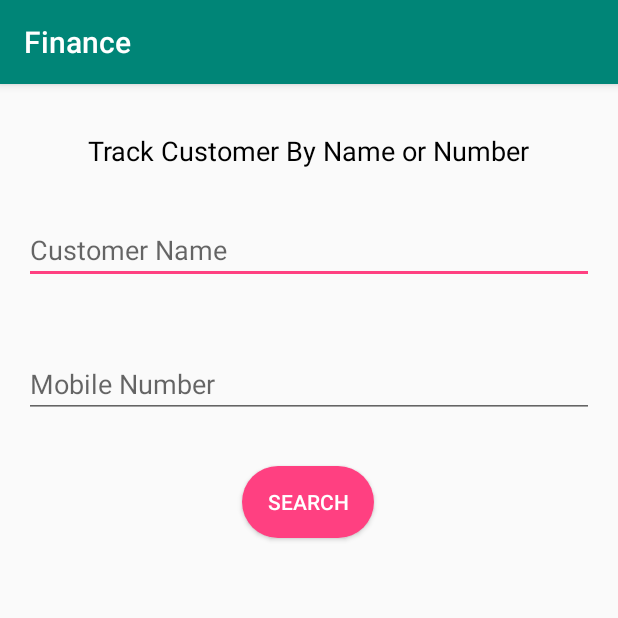
After one commit to anandh51295/Finance, an Android app: the FinduserActivity screen opened directly, with no data from a screen before it, on a phone screen of 412 x 824 dp, the top half of it. The commit adds this screen. Run offline under Robolectric (Android 15) with nearby library versions, the phone set to English and light mode, and no system bars; 1 statement that could not run was skipped.

Commit message:
customer track added and completed

```diff
--- /dev/null
+++ b/app/src/main/java/com/ingenioustechnologies/finance/FinduserActivity.java
@@ -0,0 +1,107 @@
+package com.ingenioustechnologies.finance;
+
+import android.content.Intent;
+import android.os.Bundle;
+import android.support.v7.app.AppCompatActivity;
+import android.view.View;
+import android.widget.ArrayAdapter;
+import android.widget.AutoCompleteTextView;
+import android.widget.Button;
+import android.widget.TextView;
+import android.widget.Toast;
+
+import com.ingenioustechnologies.finance.api.ApiClient;
+import com.ingenioustechnologies.finance.api.ApiInterface;
+import com.ingenioustechnologies.finance.model.CustomerRes;
+
+import java.util.ArrayList;
+
+import retrofit2.Call;
+import retrofit2.Callback;
+import retrofit2.Response;
+
+public class FinduserActivity extends AppCompatActivity {
+
+    AutoCompleteTextView tv1,tv2;
+    public static ApiInterface apiInterface;
+    TextView thead;
+    Button btn;
+    ArrayList<String> username;
+    ArrayList<String> usernumber;
+    String sel_name,sel_num;
+    @Override
+    protected void onCreate(Bundle savedInstanceState) {
+        super.onCreate(savedInstanceState);
+        setContentView(R.layout.activity_finduser);
+        apiInterface = ApiClient.getApiClient().create(ApiInterface.class);
+        tv1=findViewById(R.id.cac_txt);
+        tv2=findViewById(R.id.cac_number_txt);
+        thead=findViewById(R.id.cac_txt);
+        btn=findViewById(R.id.cac_btn);
+        username= new ArrayList<>();
+        usernumber=new ArrayList<>();
+        username.add("username");
+        usernumber.add("mobilenumber");
+        getdata();
+        ArrayAdapter<String> adapter = new ArrayAdapter<String>
+                (this,android.R.layout.select_dialog_item,username);
+        tv1.setThreshold(1);
+        tv1.setAdapter(adapter);
+
+        ArrayAdapter<String> adapter1 = new ArrayAdapter<String>
+                (this,android.R.layout.select_dialog_item,usernumber);
+        tv2.setThreshold(1);
+        tv2.setAdapter(adapter1);
+
+        btn.setOnClickListener(new View.OnClickListener() {
+            @Override
+            public void onClick(View v) {
+                String uname,unum;
+                uname=tv1.getText().toString();
+                unum=tv2.getText().toString();
+                if(!uname.isEmpty()){
+                    sel_name=uname;
+                    Intent intent=new Intent(FinduserActivity.this,NmapsActivity.class);
+                    intent.putExtra("val",sel_name);
+                    intent.putExtra("type","name");
+                    startActivity(intent);
+                }else if(!unum.isEmpty()){
+                    sel_num=unum;
+                    Intent intent=new Intent(FinduserActivity.this,NmapsActivity.class);
+                    intent.putExtra("val",sel_num);
+                    intent.putExtra("type","number");
+                    startActivity(intent);
+                }else{
+                    Toast.makeText(getApplicationContext(),"Please enter username or mobile number",Toast.LENGTH_LONG).show();
+                }
+            }
+        });
+    }
+    public void getdata(){
+        Call<CustomerRes> call = apiInterface.performallverifyuser();
+        call.enqueue(new Callback<CustomerRes>() {
+            @Override
+            public void onResponse(Call<CustomerRes> call, Response<CustomerRes> response) {
+
+                if (response.isSuccessful()) {
+                    if(!response.body().getResponse().isEmpty()){
+
+                        int vsize=response.body().getResponse().size();
+                        for(int k=0;k<vsize;k++){
+                            username.add(response.body().getResponse().get(k).getCustomername());
+                            usernumber.add(response.body().getResponse().get(k).getNumbers());
+                        }
+                    }
+                } else {
+
+                }
+            }
+
+            @Override
+            public void onFailure(Call<CustomerRes> call, Throwable t) {
+                t.printStackTrace();
+                Toast.makeText(getApplicationContext(), "Check Your Internet Connection", Toast.LENGTH_LONG).show();
+            }
+        });
+    }
+}
--- a/app/src/main/java/com/ingenioustechnologies/finance/api/ApiInterface.java
+++ b/app/src/main/java/com/ingenioustechnologies/finance/api/ApiInterface.java
@@ -1,5 +1,7 @@
 package com.ingenioustechnologies.finance.api;
 
+import com.ingenioustechnologies.finance.model.CheckRes;
+import com.ingenioustechnologies.finance.model.CustomerRes;
 import com.ingenioustechnologies.finance.model.LocRes;
 import com.ingenioustechnologies.finance.model.LoginRes;
 import com.ingenioustechnologies.finance.model.TrackRes;
@@ -26,6 +28,12 @@ public interface ApiInterface {
     @GET("userlist")
     Call<UserRes>performalluser();
 
+    @GET("verifylist")
+    Call<CustomerRes>performallverifyuser();
+
+    @GET("checklist")
+    Call<CheckRes>performcheck(@Query("type")String type, @Query("val")String val);
+
     @GET("usertracker")
     Call<LocRes> performlocation(@Query("userid") int userid,@Query("type") String type,@Query("sdate") String sdate,@Query("edate") String edate);
 }
--- /dev/null
+++ b/app/src/main/res/layout/activity_finduser.xml
@@ -0,0 +1,74 @@
+<?xml version="1.0" encoding="utf-8"?>
+<ScrollView xmlns:android="http://schemas.android.com/apk/res/android"
+    xmlns:app="http://schemas.android.com/apk/res-auto"
+    xmlns:tools="http://schemas.android.com/tools"
+    android:layout_width="match_parent"
+    android:layout_height="match_parent"
+    tools:context=".FinduserActivity">
+<android.support.constraint.ConstraintLayout
+    android:layout_width="match_parent"
+    android:layout_height="match_parent">
+    <AutoCompleteTextView
+        android:id="@+id/cac_txt"
+        android:layout_width="0dp"
+        android:layout_height="wrap_content"
+        android:layout_marginStart="16dp"
+        android:layout_marginLeft="16dp"
+        android:layout_marginEnd="16dp"
+        android:layout_marginRight="16dp"
+        android:layout_marginBottom="44dp"
+        android:hint="Customer Name"
+        app:layout_constraintBottom_toTopOf="@+id/cac_number_txt"
+        app:layout_constraintEnd_toEndOf="parent"
+        app:layout_constraintStart_toStartOf="parent" />
+
+    <TextView
+        android:id="@+id/c_head"
+        android:layout_width="wrap_content"
+        android:layout_height="24dp"
+        android:layout_marginStart="8dp"
+        android:layout_marginLeft="8dp"
+        android:layout_marginTop="32dp"
+        android:layout_marginEnd="8dp"
+        android:layout_marginRight="8dp"
+        android:layout_marginBottom="32dp"
+        android:text="Track Customer By Name or Number"
+        android:textColor="@android:color/black"
+        android:textSize="18sp"
+        app:layout_constraintBottom_toTopOf="@+id/cac_txt"
+        app:layout_constraintEnd_toEndOf="parent"
+        app:layout_constraintStart_toStartOf="parent"
+        app:layout_constraintTop_toTopOf="parent" />
+
+    <Button
+        android:id="@+id/cac_btn"
+        android:layout_width="wrap_content"
+        android:layout_height="wrap_content"
+        android:layout_marginStart="32dp"
+        android:layout_marginLeft="32dp"
+        android:layout_marginEnd="32dp"
+        android:layout_marginRight="32dp"
+        android:layout_marginBottom="272dp"
+        android:background="@drawable/rounded_button"
+        android:text="Search"
+        android:textColor="@color/white"
+        app:layout_constraintBottom_toBottomOf="parent"
+        app:layout_constraintEnd_toEndOf="parent"
+        app:layout_constraintHorizontal_bias="0.498"
+        app:layout_constraintStart_toStartOf="parent" />
+
+    <AutoCompleteTextView
+        android:id="@+id/cac_number_txt"
+        android:layout_width="0dp"
+        android:layout_height="wrap_content"
+        android:layout_marginStart="16dp"
+        android:layout_marginLeft="16dp"
+        android:layout_marginEnd="16dp"
+        android:layout_marginRight="16dp"
+        android:layout_marginBottom="32dp"
+        android:hint="Mobile Number"
+        app:layout_constraintBottom_toTopOf="@+id/cac_btn"
+        app:layout_constraintEnd_toEndOf="parent"
+        app:layout_constraintStart_toStartOf="parent" />
+</android.support.constraint.ConstraintLayout>
+</ScrollView>
--- a/app/src/main/res/values/strings.xml
+++ b/app/src/main/res/values/strings.xml
@@ -3,4 +3,5 @@
     <string name="title_activity_maps">Map</string>
     <string name="fingerprint_title">Verification</string>
     <string name="fingerprint_message">Please Place Your Index Finger In Fingerprint Scanner</string>
+    <string name="title_activity_nmaps">Map</string>
 </resources>
```
Also changed, not shown: app/src/main/AndroidManifest.xml (+19 -4 lines), app/src/main/java/com/ingenioustechnologies/finance/MainActivity.java (+10 -2 lines), app/src/main/java/com/ingenioustechnologies/finance/NmapsActivity.java (added, +103 -0 lines), app/src/main/java/com/ingenioustechnologies/finance/model/CheckRes.java (added, +18 -0 lines), app/src/main/java/com/ingenioustechnologies/finance/model/CheckVAl.java (added, +36 -0 lines), app/src/main/java/com/ingenioustechnologies/finance/model/CustomerRes.java (added, +19 -0 lines), app/src/main/java/com/ingenioustechnologies/finance/model/CustomerVal.java (added, +36 -0 lines), app/src/main/res/layout/activity_main.xml (+43 -0 lines), app/src/main/res/layout/activity_nmaps.xml (added, +9 -0 lines).
